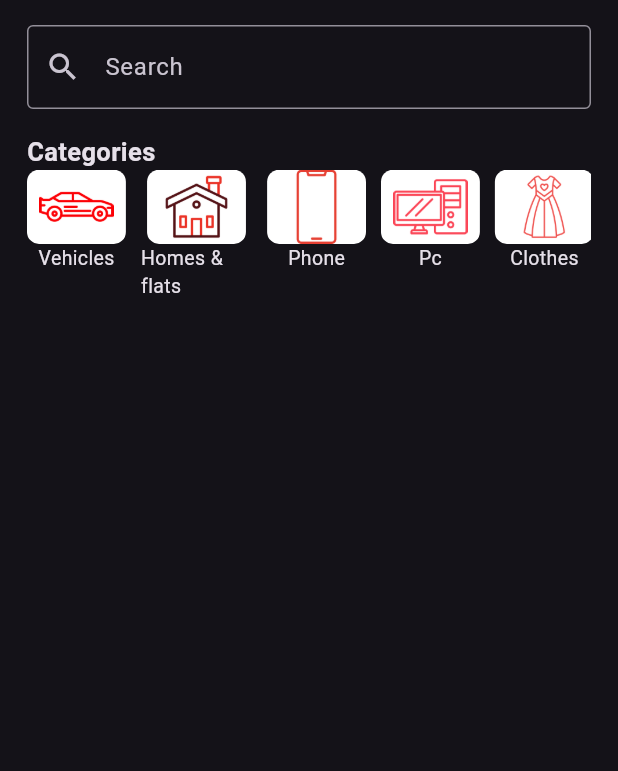
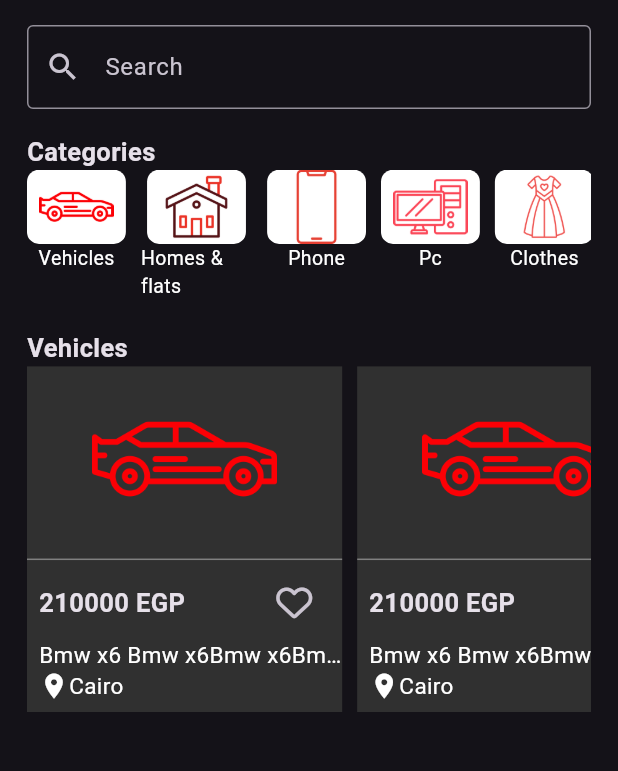
Before and after one commit to AhmedSamir25/Open-Market, a Flutter app: the screen it shows once a user with an empty profile is signed in, on a phone screen of 412 x 824 dp, the part 59-830 px from its top. Run offline on Flutter 3.47's test engine with Material 3 defaults, Android fonts, the phone set to English and light mode, and no system bars; our stand-ins replace firebase_auth, firebase_core, flutter_bloc, font_awesome_flutter, go_router, shared_preferences; missing offline and left inert: firebase_cloud_firestore; accounts and stored records are empty.

Commit message:
item list builder

```diff
--- a/lib/features/home/view/home_view.dart
+++ b/lib/features/home/view/home_view.dart
@@ -2,6 +2,7 @@
 import 'package:open_market/core/theme/text_style.dart';
 import 'package:open_market/features/home/view/widgets/categories_item_list.dart';
 import 'package:open_market/features/home/view/widgets/search_bar.dart';
+import 'package:open_market/features/home/view/widgets/item_list_builder.dart';
 
 class HomeView extends StatelessWidget {
   const HomeView({super.key});
@@ -22,7 +23,9 @@
               const SearchTextFieldBar(),
               SizedBox(height: heightMedia * 0.02,),
               Text('Categories',style: StyleText.textStyle17,),
-              CategoriesItemList(),
+              const CategoriesItemList(),
+              Text('Vehicles',style: StyleText.textStyle17,),
+              const ItemListBuilder(),
             ],
           ),
         ),
--- a/lib/features/home/view/widgets/categories_item_list.dart
+++ b/lib/features/home/view/widgets/categories_item_list.dart
@@ -1,4 +1,5 @@
 import 'package:flutter/material.dart';
+import 'package:open_market/core/theme/text_style.dart';
 import 'package:open_market/features/home/data/local_data/categories_data.dart';
 
 class CategoriesItemList extends StatelessWidget {
@@ -10,7 +11,7 @@
     double widthMedia = MediaQuery.of(context).size.width;
     return SizedBox(
       width: double.infinity,
-      height: heightMedia *0.2,
+      height: heightMedia *0.13,
       child: ListView.builder(
         itemBuilder: (context, index) => Padding(
           padding: const EdgeInsets.only(right: 10.0),
@@ -30,7 +31,7 @@
                   maxWidth: widthMedia * 0.18
                 ),
                 child: Text(CategoriesItemData.categoriesList[index].name,
-                style: TextStyle(fontSize: 13),))
+                style: StyleText.textStyle13))
             ],
           ),
         ),
--- /dev/null
+++ b/lib/features/home/view/widgets/item_list_builder.dart
@@ -0,0 +1,60 @@
+import 'package:flutter/material.dart';
+import 'package:open_market/core/constant/assets_manager.dart';
+import 'package:open_market/core/theme/text_style.dart';
+import 'package:open_market/features/home/view/widgets/price_and_like.dart';
+
+class ItemListBuilder extends StatelessWidget {
+  const ItemListBuilder({super.key});
+
+  @override
+  Widget build(BuildContext context) {
+    double heightMedia = MediaQuery.of(context).size.height;
+    double widthMedia = MediaQuery.of(context).size.width;
+    return SizedBox(
+      height: heightMedia * 0.28,
+      width: double.infinity,
+      child: ListView.builder(
+        scrollDirection: Axis.horizontal,
+        itemBuilder: (context, index) => Padding(
+          padding: const EdgeInsets.only(right: 10),
+          child: Container(
+            color: Colors.grey[850],
+            width: widthMedia * 0.51,
+            height: 100,
+            child: Column(
+              children: [
+                Image.asset(
+                  AssetsManager.carIcon,
+                  width: widthMedia * 0.3,
+                  height: heightMedia * 0.15,
+                ),
+                const Divider(
+                  color: Colors.white38,
+                  height: 10,
+                ),
+                PriceAndLike(priceText: 210000, onPressed: () {}),
+                Padding(
+                  padding: const EdgeInsets.only(left: 8.0),
+                  child: Column(
+                    children: [
+                      Text(
+                        'Bmw x6 Bmw x6Bmw x6Bmw x6Bmw x6Bmw x6Bmw x6',
+                        style: StyleText.textStyleWhite15,
+                        overflow: TextOverflow.ellipsis,),
+                      Row(
+                        children: [
+                          const Icon(Icons.place,size: 20,),
+                          Text("Cairo",style: StyleText.textStyleWhite15,),
+                        ],
+                      ),
+                    ],
+                  ),
+                ),
+              ],
+            ),
+          ),
+        ),
+      ),
+    );
+  }
+}
--- /dev/null
+++ b/lib/features/home/view/widgets/price_and_like.dart
@@ -0,0 +1,25 @@
+import 'package:flutter/material.dart';
+import 'package:font_awesome_flutter/font_awesome_flutter.dart';
+import 'package:open_market/core/theme/text_style.dart';
+
+class PriceAndLike extends StatelessWidget {
+  const PriceAndLike({super.key, required this.priceText, required this.onPressed});
+  final int priceText;
+  final Function() onPressed;
+  @override
+  Widget build(BuildContext context) {
+    return Padding(
+      padding: const EdgeInsets.symmetric(horizontal: 8.0),
+      child: Row(
+        mainAxisAlignment: MainAxisAlignment.spaceBetween,
+        children: [
+          Text(
+            "$priceText EGP",
+            style: StyleText.textStyle17,
+          ),
+          IconButton(onPressed: onPressed, icon: const Icon(FontAwesomeIcons.heart))
+        ],
+      ),
+    );
+  }
+}
```
